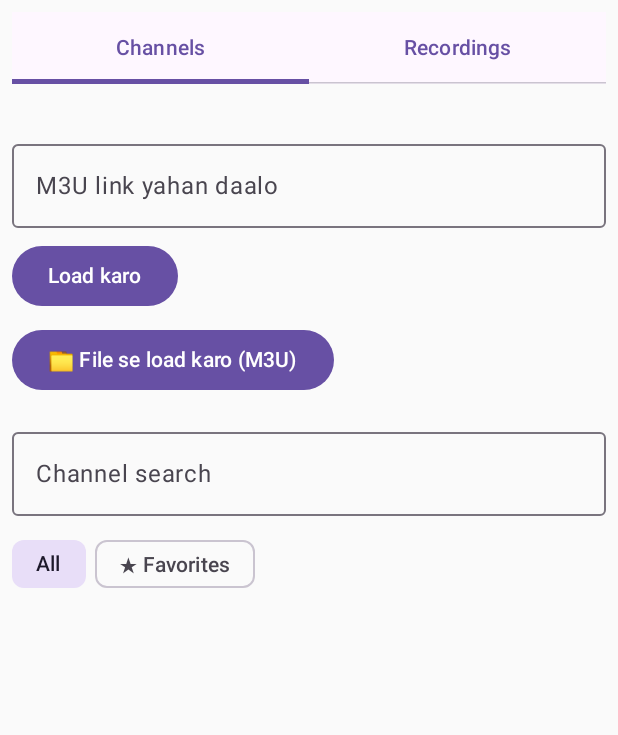
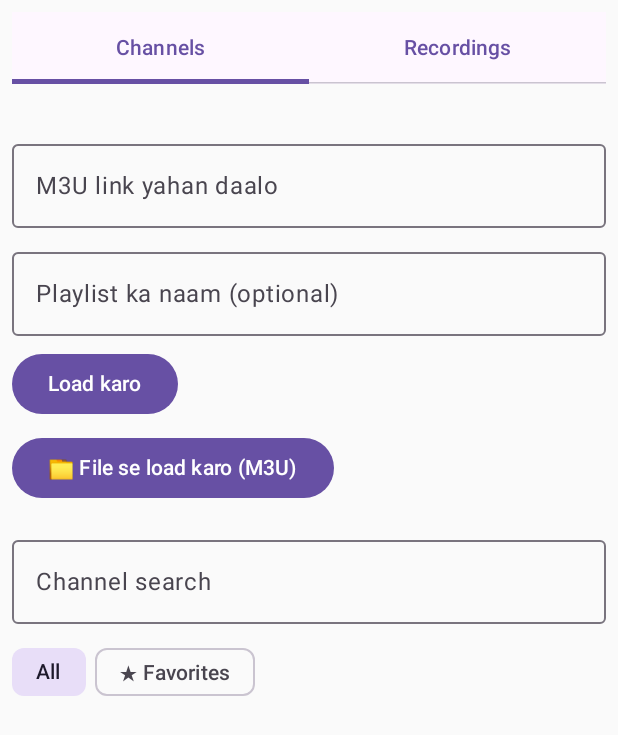
Before and after one commit to Kamlesh-teck/Video-player-live, an Android app built with Jetpack Compose: the screen it shows after launch (MainActivity), on a phone screen of 412 x 824 dp. Shown: the top 735 px of the screen. Run offline under Robolectric (Android 15) with nearby library versions, the phone set to English and light mode, and no system bars.

Commit message:
Implement playlist management in MainActivity
Added functionality to manage playlists, including saving and displaying them.

```diff
--- a/app/src/main/java/com/example/iptvplayer/MainActivity.kt
+++ b/app/src/main/java/com/example/iptvplayer/MainActivity.kt
@@ -132,6 +132,15 @@ fun IptvApp() {
     var fullscreen by remember { mutableStateOf(false) }
     var group by remember { mutableStateOf("All") }
     var tab by remember { mutableStateOf(0) }
+    var plName by remember { mutableStateOf("") }
+    var playlists by remember {
+        mutableStateOf(
+            (prefs.getString("playlists", "") ?: "")
+                .split("\n")
+                .filter { it.contains("|") }
+                .map { it.substringBefore("|") to it.substringAfter("|") }
+        )
+    }
     var showControls by remember { mutableStateOf(true ) }
     var recording by remember { mutableStateOf(false) }
     var recSeconds by remember { mutableStateOf(0) }
@@ -190,6 +199,13 @@ fun IptvApp() {
             .filter { it.isFile && it.extension == "ts" }
             .sortedByDescending { it.lastModified() }
     }
+    fun savePlaylists(list: List<Pair<String, String>>) {
+        playlists = list
+        prefs.edit().putString(
+            "playlists",
+            list.joinToString("\n") { it.first + "|" + it.second }
+        ).apply()
+        }
 
     fun toggleFav(url: String) {
         val updated = if (url in favs) favs - url else favs + url
@@ -474,6 +490,40 @@ fun IptvApp() {
                 singleLine = true,
                 modifier = Modifier.fillMaxWidth()
             )
+            OutlinedTextField(
+                value = plName,
+                onValueChange = { plName = it },
+                label = { Text("Playlist ka naam (optional)") },
+                singleLine = true,
+                modifier = Modifier.fillMaxWidth().padding(top = 8.dp)
+            )
+            if (playlists.isNotEmpty()) {
+                Text("Saved playlists", Modifier.padding(top = 8.dp))
+                LazyRow {
+                    items(playlists) { p ->
+                        InputChip(
+                            selected = link == p.second,
+                            onClick = {
+                                link = p.second
+                                plName = p.first
+                                loadLink()
+                            },
+                            label = { Text(p.first) },
+                            trailingIcon = {
+                                Text(
+                                    "✕",
+                                    Modifier
+                                        .clickable {
+                                            savePlaylists(playlists.filter { it != p })
+                                        }
+                                        .padding(start = 4.dp)
+                                )
+                            },
+                            modifier = Modifier.padding(end = 6.dp)
+                        )
+                    }
+                }
+            }
             Button(
                 onClick = { loadLink() },
                 modifier = Modifier.padding(vertical = 8.dp)
```
